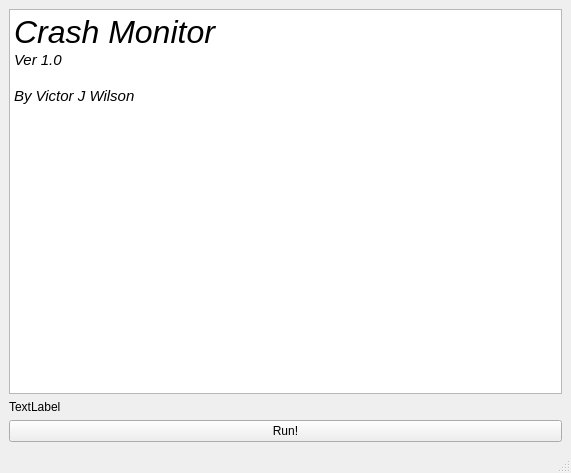
Above: mainwindow.ui from Stack-Smashing-Detected/Crash-Monitor before the change. Below: the same form after it.
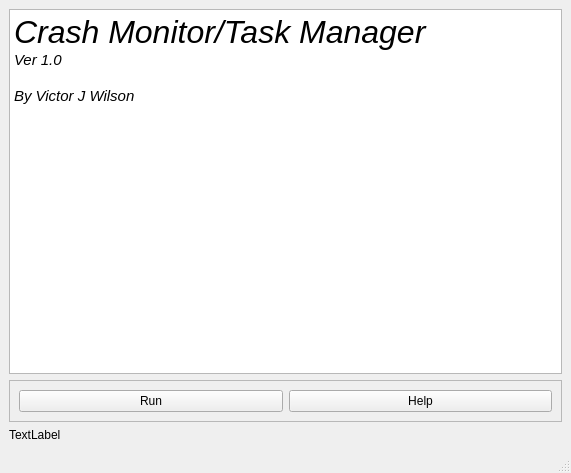
That is the form after the change.

Commit message: preparing help window

The edit to the form file:
```diff
--- a/mainwindow.ui
+++ b/mainwindow.ui
@@ -25,12 +25,38 @@
 li.unchecked::marker { content: &quot;\2610&quot;; }
 li.checked::marker { content: &quot;\2612&quot;; }
 &lt;/style&gt;&lt;/head&gt;&lt;body style=&quot; font-family:'Ubuntu Sans'; font-size:11pt; font-weight:400; font-style:normal;&quot;&gt;
-&lt;p style=&quot; margin-top:0px; margin-bottom:0px; margin-left:0px; margin-right:0px; -qt-block-indent:0; text-indent:0px;&quot;&gt;&lt;span style=&quot; font-size:24pt; font-style:italic;&quot;&gt;Crash Monitor&lt;/span&gt;&lt;br /&gt;&lt;span style=&quot; font-style:italic;&quot;&gt;Ver 1.0&lt;/span&gt;&lt;/p&gt;
+&lt;p style=&quot; margin-top:0px; margin-bottom:0px; margin-left:0px; margin-right:0px; -qt-block-indent:0; text-indent:0px;&quot;&gt;&lt;span style=&quot; font-size:24pt; font-style:italic;&quot;&gt;Crash Monitor/Task Manager&lt;/span&gt;&lt;br /&gt;&lt;span style=&quot; font-style:italic;&quot;&gt;Ver 1.0&lt;/span&gt;&lt;/p&gt;
 &lt;p style=&quot;-qt-paragraph-type:empty; margin-top:0px; margin-bottom:0px; margin-left:0px; margin-right:0px; -qt-block-indent:0; text-indent:0px;&quot;&gt;&lt;br /&gt;&lt;/p&gt;
 &lt;p style=&quot; margin-top:0px; margin-bottom:0px; margin-left:0px; margin-right:0px; -qt-block-indent:0; text-indent:0px;&quot;&gt;&lt;span style=&quot; font-style:italic;&quot;&gt;By Victor J Wilson&lt;/span&gt;&lt;/p&gt;&lt;/body&gt;&lt;/html&gt;</string>
       </property>
      </widget>
     </item>
+    <item>
+     <widget class="QFrame" name="cmButtons">
+      <property name="frameShape">
+       <enum>QFrame::Shape::StyledPanel</enum>
+      </property>
+      <property name="frameShadow">
+       <enum>QFrame::Shadow::Raised</enum>
+      </property>
+      <layout class="QHBoxLayout" name="horizontalLayout">
+       <item>
+        <widget class="QPushButton" name="runBtn">
+         <property name="text">
+          <string>Run</string>
+         </property>
+        </widget>
+       </item>
+       <item>
+        <widget class="QPushButton" name="helpBtn">
+         <property name="text">
+          <string>Help</string>
+         </property>
+        </widget>
+       </item>
+      </layout>
+     </widget>
+    </item>
     <item>
      <widget class="QLabel" name="eyeCatch">
       <property name="text">
@@ -38,13 +64,6 @@
       </property>
      </widget>
     </item>
-    <item>
-     <widget class="QPushButton" name="pushButton">
-      <property name="text">
-       <string>Run!</string>
-      </property>
-     </widget>
-    </item>
    </layout>
   </widget>
   <widget class="QMenuBar" name="menubar">
```
The commit also changes 29 other files.
